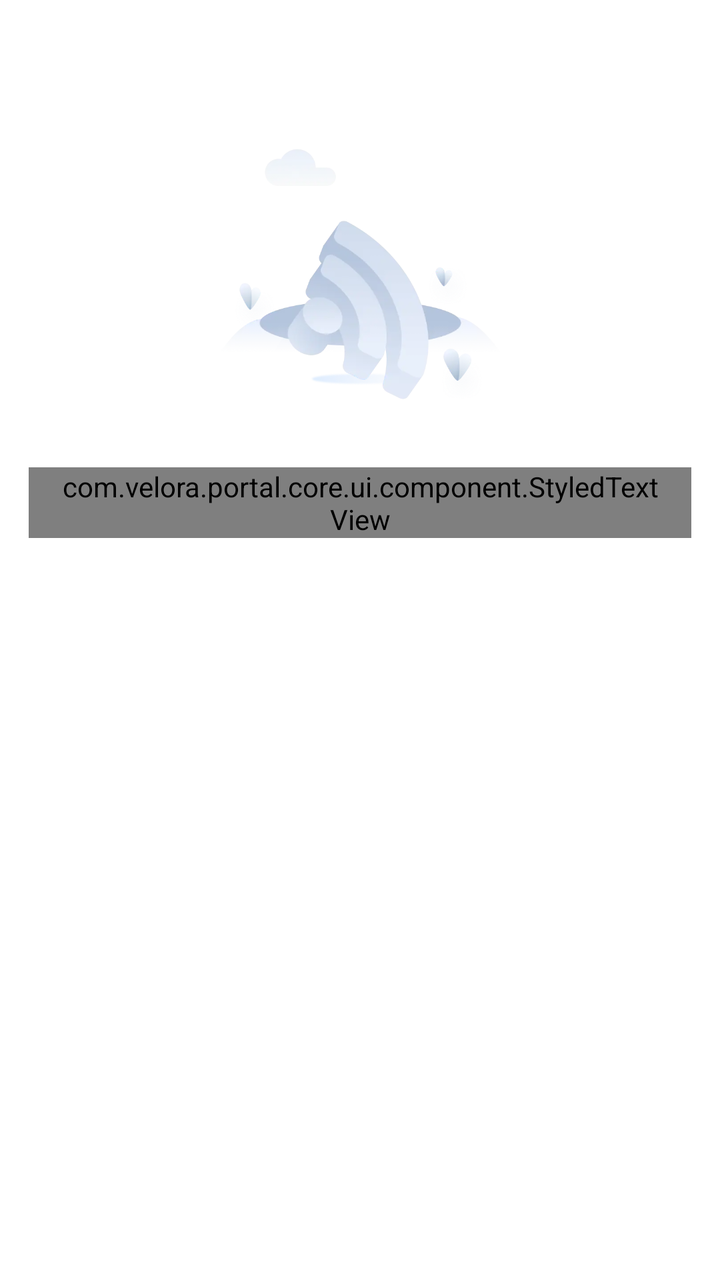
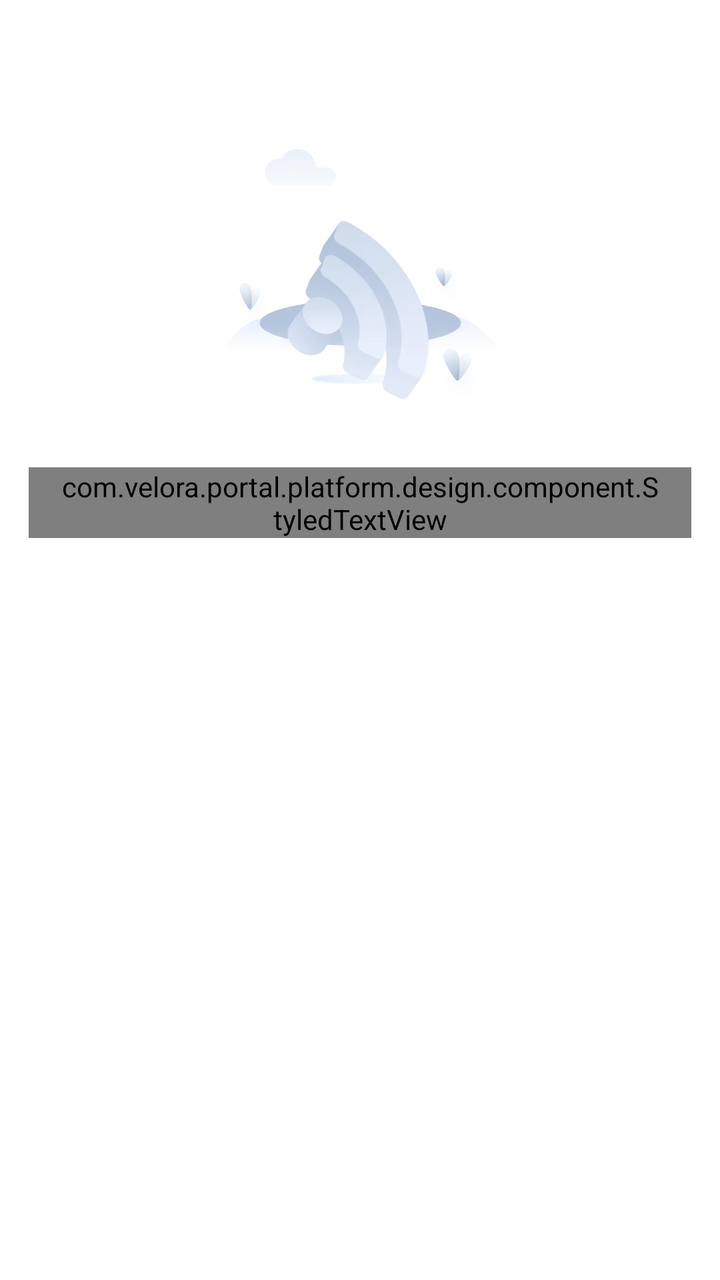

Compare the two renders of this Android layout. The source of the first and the diff that turns it into the second are given below.
<!-- AndroidManifest.xml: application theme MyTheme -->
<!-- res/layout/view_content_error.xml -->
<?xml version="1.0" encoding="utf-8"?>
<androidx.constraintlayout.widget.ConstraintLayout xmlns:android="http://schemas.android.com/apk/res/android"
    xmlns:app="http://schemas.android.com/apk/res-auto"
    android:layout_width="match_parent"
    android:layout_height="match_parent">

    <androidx.appcompat.widget.AppCompatImageView
        android:id="@+id/ivErrorState"
        android:layout_width="@dimen/dp_197"
        android:layout_height="@dimen/dp_197"
        android:layout_marginTop="@dimen/dp_56"
        android:contentDescription="@null"
        android:scaleType="fitCenter"
        android:src="@mipmap/icon_network_fail"
        app:layout_constraintEnd_toEndOf="parent"
        app:layout_constraintStart_toStartOf="parent"
        app:layout_constraintTop_toTopOf="parent" />

    <com.velora.portal.core.ui.component.StyledTextView
        android:id="@+id/tvErrorRetry"
        android:layout_width="@dimen/dp_0"
        android:layout_height="wrap_content"
        android:layout_marginHorizontal="@dimen/dp_16"
        android:layout_marginTop="@dimen/dp_10"
        android:gravity="center"
        android:lineSpacingExtra="@dimen/dp_4"
        android:paddingHorizontal="@dimen/dp_16"
        android:text="@string/net_error"
        android:textColor="@color/text_tertiary"
        android:textSize="@dimen/sp_12"
        app:layout_constraintEnd_toEndOf="parent"
        app:layout_constraintStart_toStartOf="parent"
        app:layout_constraintTop_toBottomOf="@id/ivErrorState" />

</androidx.constraintlayout.widget.ConstraintLayout>
<!-- resources referenced by this layout -->
<resources>
  <color name="text_tertiary">#9CA3AF</color>
  <dimen name="dp_0">0dp</dimen>
  <dimen name="dp_10">10dp</dimen>
  <dimen name="dp_16">16dp</dimen>
  <dimen name="dp_197">197dp</dimen>
  <dimen name="dp_4">4dp</dimen>
  <dimen name="dp_56">56dp</dimen>
  <dimen name="sp_12">12sp</dimen>
  <!-- mipmap icon_network_fail: webp bitmap (mipmap-xxxhdpi, 43386 bytes) -->
  <string name="net_error">Please check if your network status is good</string>
  <style name="MyTheme" parent="Theme.MaterialComponents.DayNight.NoActionBar">
          <item name="android:windowBackground">@color/surface_primary</item>
          <item name="android:statusBarColor">@color/surface_primary</item>
          <item name="android:navigationBarColor">@color/surface_primary</item>
          <item name="android:windowTranslucentStatus">false</item>
          <item name="android:windowTranslucentNavigation">false</item>
          <item name="editTextStyle">@style/AppEditTextStyle</item>
          <item name="android:editTextStyle">@style/AppEditTextStyle</item>
      </style>
  <color name="surface_primary">#FFFFFFFF</color>
  <style name="AppEditTextStyle" parent="@style/Widget.AppCompat.EditText">
          <item name="android:textCursorDrawable">@drawable/input_cursor_color_7087f8</item>
      </style>
  <!-- drawable input_cursor_color_7087f8 (drawable) -->
  <?xml version="1.0" encoding="utf-8"?>
  <shape xmlns:android="http://schemas.android.com/apk/res/android">
      <size android:width="@dimen/dp_2" />
      <solid android:color="@color/brand_primary" />
  </shape>
  <dimen name="dp_2">2dp</dimen>
  <color name="brand_primary">#396401</color>
</resources>

<!-- the commit's change to res/layout/view_content_error.xml (unified diff, before → after) -->
@@ -16,7 +16,7 @@
         app:layout_constraintStart_toStartOf="parent"
         app:layout_constraintTop_toTopOf="parent" />
 
-    <com.velora.portal.core.ui.component.StyledTextView
+    <com.velora.portal.platform.design.component.StyledTextView
         android:id="@+id/tvErrorRetry"
         android:layout_width="@dimen/dp_0"
         android:layout_height="wrap_content"
